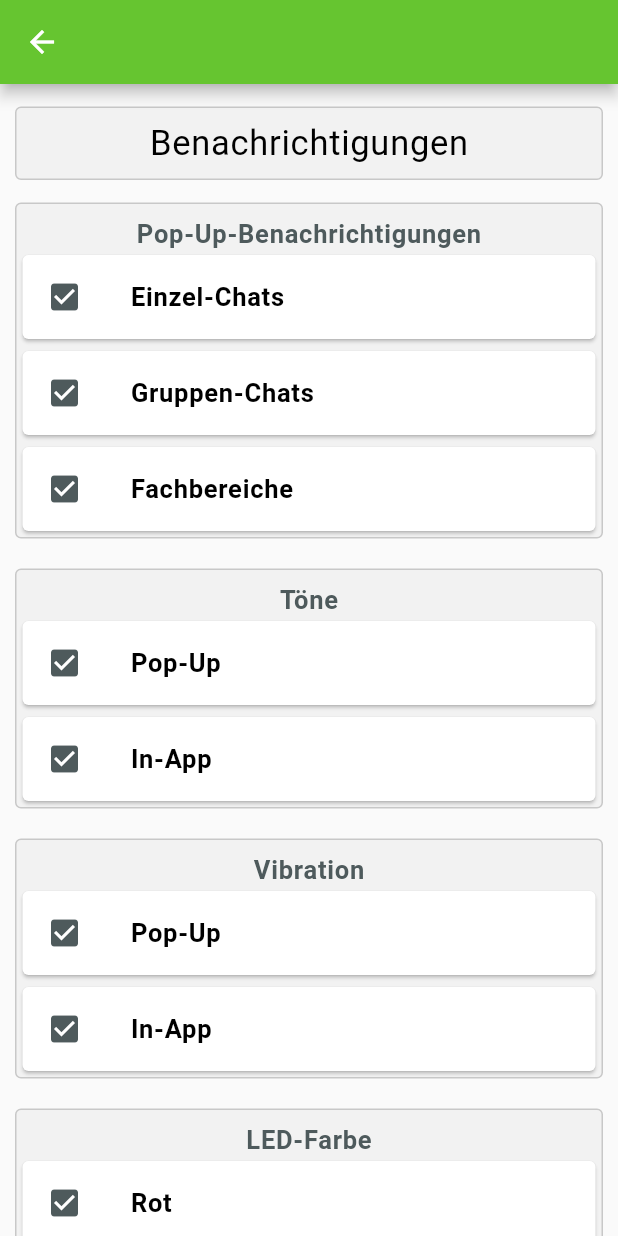
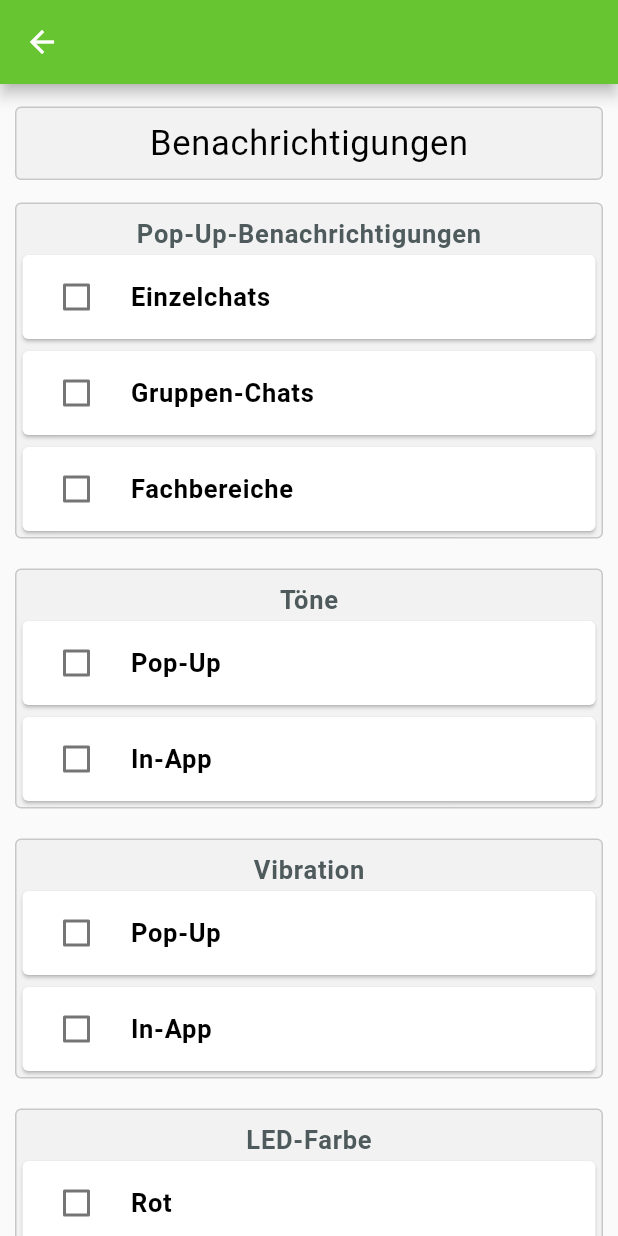
Before and after one commit to MerleL/chat2_hs_fulda, a Flutter app: the BenachrichtigungenScreen screen opened directly, on a phone screen of 412 x 824 dp. Run offline on Flutter 3.47's test engine with Material 2 defaults, Android fonts, the phone set to English and light mode, and no system bars; our stand-ins replace google_fonts; Roboto replaces fonts that are missing (Blinker).

Commit message:
buildCheck und Co

```diff
--- a/lib/screens/benachrichtigungen_screen.dart
+++ b/lib/screens/benachrichtigungen_screen.dart
@@ -1,8 +1,15 @@
 import 'package:flutter/material.dart';
 
-class BenachrichtigungenScreen extends StatelessWidget {
+bool valueTemp = false;
+
+class BenachrichtigungenScreen extends StatefulWidget {
   const BenachrichtigungenScreen({Key? key}) : super(key: key);
 
+  @override
+  _BenachrichtigungenScreenState createState() => _BenachrichtigungenScreenState();
+}
+
+class _BenachrichtigungenScreenState extends State<BenachrichtigungenScreen> {
   @override
   Widget build(BuildContext context) {
     return Scaffold(
@@ -34,29 +41,20 @@ class BenachrichtigungenScreen extends StatelessWidget {
                             padding: const EdgeInsets.only(top: 10.0),
                             child: Text('Pop-Up-Benachrichtigungen'),
                           ),
-                          buildListTile(
+                          buildCheck(
                             context,
-                            'Einzel-Chats',
-                            Icon(
-                              Icons.check_box,
-                              color: Color.fromARGB(255, 78, 90, 92),
+                            'Einzelchats',
+                            false
                           ),
-                          ),
-                          buildListTile(
+                          buildCheck(
                               context,
                               'Gruppen-Chats',
-                            Icon(
-                              Icons.check_box,
-                              color: Color.fromARGB(255, 78, 90, 92),
+                              false
                           ),
-                          ),
-                          buildListTile(
+                          buildCheck(
                               context,
                               'Fachbereiche',
-                            Icon(
-                              Icons.check_box,
-                              color: Color.fromARGB(255, 78, 90, 92),
-                            ),
+                              false
                           ),
                         ],
                       ),
@@ -81,21 +79,15 @@ class BenachrichtigungenScreen extends StatelessWidget {
                             padding: const EdgeInsets.only(top: 10.0),
                             child: Text('Töne'),
                           ),
-                          buildListTile(
+                          buildCheck(
                               context,
                               'Pop-Up',
-                            Icon(
-                              Icons.check_box,
-                              color: Color.fromARGB(255, 78, 90, 92),
+                              false
                           ),
-                          ),
-                          buildListTile(
+                          buildCheck(
                               context,
                               'In-App',
-                            Icon(
-                              Icons.check_box,
-                              color: Color.fromARGB(255, 78, 90, 92),
-                            ),
+                              false
                           ),
                         ],
                       ),
@@ -120,21 +112,15 @@ class BenachrichtigungenScreen extends StatelessWidget {
                             padding: const EdgeInsets.only(top: 10.0),
                             child: Text('Vibration'),
                           ),
-                          buildListTile(
+                          buildCheck(
                               context,
                               'Pop-Up',
-                            Icon(
-                              Icons.check_box,
-                              color: Color.fromARGB(255, 78, 90, 92),
+                              false
                           ),
-                          ),
-                          buildListTile(
+                          buildCheck(
                               context,
                               'In-App',
-                            Icon(
-                              Icons.check_box,
-                              color: Color.fromARGB(255, 78, 90, 92),
-                            ),
+                              false
                           ),
                         ],
                       ),
@@ -159,13 +145,10 @@ class BenachrichtigungenScreen extends StatelessWidget {
                             padding: const EdgeInsets.only(top: 10.0),
                             child: Text('LED-Farbe'),
                           ),
-                          buildListTile(
+                          buildCheck(
                               context,
                               'Rot',
-                            Icon(
-                              Icons.check_box,
-                              color: Color.fromARGB(255, 78, 90, 92),
-                            ),
+                              false,
                           ),
                         ],
                       ),
@@ -177,6 +160,27 @@ class BenachrichtigungenScreen extends StatelessWidget {
           ),
         ),
       ),
+    );
+  }
+
+  Widget buildCheck(BuildContext context, String text, bool valueLT) {
+    return Container(
+        child: Card(
+          child: CheckboxListTile(
+            title: Text(
+              text,
+              style: Theme.of(context).textTheme.bodyText1,
+            ),
+            controlAffinity: ListTileControlAffinity.leading,
+            value: valueTemp,
+            onChanged: (bool? value) {
+              setState(() {
+                valueTemp = value!;
+              });
+            },
+            activeColor: Color.fromARGB(255, 78, 90, 92),
+          ),
+        )
     );
   }
 }
--- a/lib/screens/sprache_screen.dart
+++ b/lib/screens/sprache_screen.dart
@@ -24,7 +24,7 @@ class SpracheScreen extends StatelessWidget {
                 ),
                 buildListTile(
                   context,
-                  'Englisch',
+                  'English',
                   Icon(
                     Icons.check_box_outline_blank,
                     color: Color.fromARGB(255, 78, 90, 92),
```
Also changed, not shown: pubspec.lock. Lines whose indentation alone changed are shown as unchanged.
